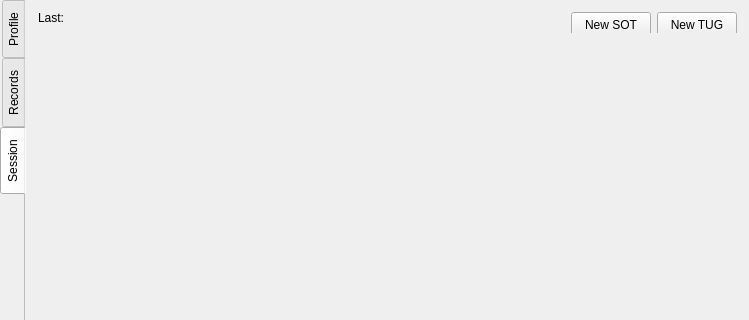
Qt form Software/FullAxis/src/main/python/lib/basic_profile.ui (Debaq/Fullaxis) before a commit; both pictures show x 0 to 749 and y 0 to 320 of the 749 by 603 pixel window.
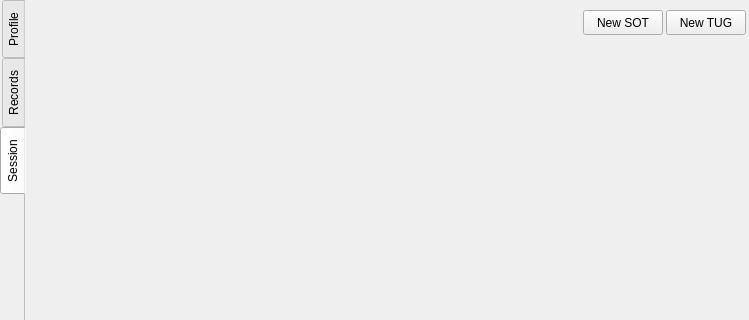
The same form after that commit. The open tabs and pages were chosen to show the change.

```diff
--- a/Software/FullAxis/src/main/python/lib/basic_profile.ui
+++ b/Software/FullAxis/src/main/python/lib/basic_profile.ui
@@ -360,17 +360,25 @@
            <property name="maximumSize">
             <size>
              <width>16777215</width>
-             <height>30</height>
+             <height>39</height>
             </size>
            </property>
            <layout class="QHBoxLayout" name="horizontalLayout">
-            <item>
-             <widget class="QLabel" name="label">
-              <property name="text">
-               <string>Last:</string>
-              </property>
-             </widget>
-            </item>
+            <property name="spacing">
+             <number>3</number>
+            </property>
+            <property name="leftMargin">
+             <number>0</number>
+            </property>
+            <property name="topMargin">
+             <number>0</number>
+            </property>
+            <property name="rightMargin">
+             <number>0</number>
+            </property>
+            <property name="bottomMargin">
+             <number>0</number>
+            </property>
             <item>
              <spacer name="horizontalSpacer">
               <property name="orientation">
```
Left out of the diff: 27 changed lines with no effect on the pictures.
